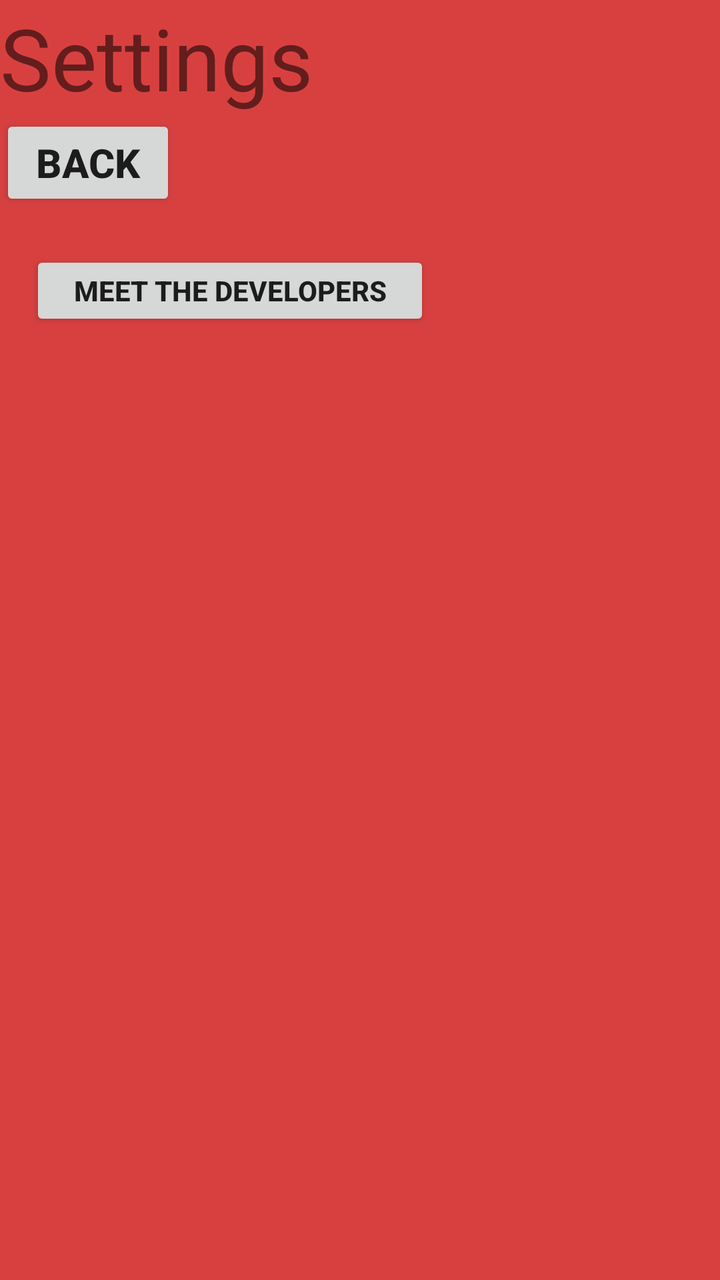
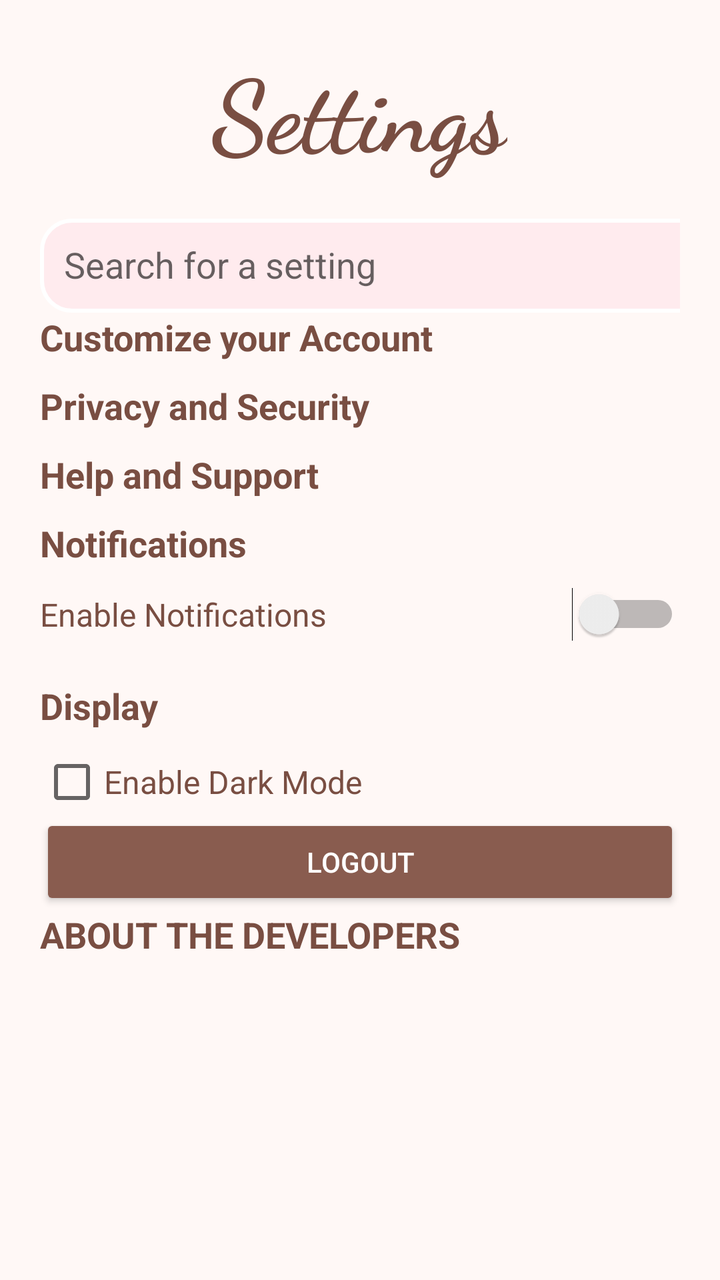

Compare the two renders of this Android layout. The source of the first and the diff that turns it into the second are given below.
<!-- AndroidManifest.xml: application theme Theme.Restotrack -->
<!-- res/layout/activity_setting.xml -->
<?xml version="1.0" encoding="utf-8"?>
<LinearLayout xmlns:android="http://schemas.android.com/apk/res/android"
    xmlns:app="http://schemas.android.com/apk/res-auto"
    xmlns:tools="http://schemas.android.com/tools"
    android:id="@+id/main"
    android:layout_width="match_parent"
    android:layout_height="match_parent"
    android:background="#D84040"
    android:orientation="vertical"
    tools:context=".Setting">

    <TextView
        android:layout_width="wrap_content"
        android:layout_height="wrap_content"
        android:text="Settings"
        android:textSize="43dp" />

    <Button
        android:id="@+id/back_button"
        android:layout_width="wrap_content"
        android:layout_height="wrap_content"
        android:text="Back"
        android:textSize="20dp"
        android:textStyle="bold" />

    <Button
        android:id="@+id/setdev"
        android:layout_width="200dp"
        android:layout_height="40dp"
        android:layout_marginLeft="15dp"
        android:layout_marginTop="20dp"
        android:text="Meet the Developers"
        android:textStyle="bold" />




</LinearLayout>
<!-- resources referenced by this layout -->
<resources>
  <style name="Theme.Restotrack" parent="android:Theme.Material.Light.NoActionBar" />
</resources>

<!-- the commit's change to res/layout/activity_setting.xml (unified diff, before → after) -->
@@ -3,36 +3,134 @@
     xmlns:app="http://schemas.android.com/apk/res-auto"
     xmlns:tools="http://schemas.android.com/tools"
     android:id="@+id/main"
+    tools:context=".SettingsActivity"
     android:layout_width="match_parent"
     android:layout_height="match_parent"
-    android:background="#D84040"
     android:orientation="vertical"
-    tools:context=".Setting">
+    android:padding="20dp"
+    android:background="#fff8f6">
 
     <TextView
         android:layout_width="wrap_content"
         android:layout_height="wrap_content"
+        android:layout_gravity="center_horizontal"
+        android:fontFamily="cursive"
+        android:gravity="center"
+        android:paddingBottom="20dp"
         android:text="Settings"
-        android:textSize="43dp" />
+        android:textColor="#794e42"
+        android:textSize="50sp"
+        android:textStyle="bold"
+        tools:layout_editor_absoluteX="114dp"
+        tools:layout_editor_absoluteY="2dp" />
+
+    <EditText
+        android:id="@+id/editTextEmail"
+        android:layout_width="341dp"
+        android:layout_height="47dp"
+        android:background="@drawable/rounded_button_2"
+        android:hint="Search for a setting"
+        android:inputType="textEmailAddress"
+        android:padding="12dp"
+        android:textColor="#222222"
+        android:textSize="18sp"
+        tools:layout_editor_absoluteX="-2dp"
+        tools:layout_editor_absoluteY="112dp" />
+
+    <TextView
+        android:layout_width="match_parent"
+        android:layout_height="wrap_content"
+        android:paddingBottom="10dp"
+        android:text="Customize your Account"
+        android:textColor="#794e42"
+        android:textSize="18sp"
+        android:textStyle="bold"
+        tools:layout_editor_absoluteX="16dp"
+        tools:layout_editor_absoluteY="179dp" />
+
+    <TextView
+        android:layout_width="match_parent"
+        android:layout_height="wrap_content"
+        android:paddingBottom="10dp"
+        android:text="Privacy and Security"
+        android:textColor="#794e42"
+        android:textSize="18sp"
+        android:textStyle="bold"
+        tools:layout_editor_absoluteX="24dp"
+        tools:layout_editor_absoluteY="226dp" />
+
+    <TextView
+        android:layout_width="match_parent"
+        android:layout_height="wrap_content"
+        android:paddingBottom="10dp"
+        android:text="Help and Support"
+        android:textColor="#794e42"
+        android:textSize="18sp"
+        android:textStyle="bold"
+        tools:layout_editor_absoluteX="20dp"
+        tools:layout_editor_absoluteY="277dp" />
+
+    <TextView
+        android:layout_width="match_parent"
+        android:layout_height="wrap_content"
+        android:paddingBottom="10dp"
+        android:text="Notifications"
+        android:textColor="#794e42"
+        android:textSize="18sp"
+        android:textStyle="bold"
+        tools:layout_editor_absoluteX="24dp"
+        tools:layout_editor_absoluteY="323dp" />
+
+    <Switch
+        android:id="@+id/switch_notifications"
+        android:layout_width="match_parent"
+        android:layout_height="wrap_content"
+        android:text="Enable Notifications"
+        android:textColor="#794e42"
+        android:textSize="16sp"
+        tools:layout_editor_absoluteX="20dp"
+        tools:layout_editor_absoluteY="374dp" />
+
+    <TextView
+        android:layout_width="match_parent"
+        android:layout_height="wrap_content"
+        android:paddingTop="20dp"
+        android:paddingBottom="10dp"
+        android:text="Display"
+        android:textColor="#794e42"
+        android:textSize="18sp"
+        android:textStyle="bold"
+        tools:layout_editor_absoluteX="20dp"
+        tools:layout_editor_absoluteY="414dp" />
+
+    <CheckBox
+        android:id="@+id/checkbox_darkmode"
+        android:layout_width="match_parent"
+        android:layout_height="wrap_content"
+        android:text="Enable Dark Mode"
+        android:textColor="#794e42"
+        android:textSize="16sp"
+        tools:layout_editor_absoluteX="20dp"
+        tools:layout_editor_absoluteY="475dp" />
 
     <Button
-        android:id="@+id/back_button"
-        android:layout_width="wrap_content"
+        android:id="@+id/btnLogout"
+        android:layout_width="match_parent"
         android:layout_height="wrap_content"
-        android:text="Back"
-        android:textSize="20dp"
-        android:textStyle="bold" />
+        android:backgroundTint="#895c4f"
+        android:text="LOGOUT"
+        android:textColor="@android:color/white"
+        tools:layout_editor_absoluteY="623dp"/>
 
-    <Button
-        android:id="@+id/setdev"
-        android:layout_width="200dp"
-        android:layout_height="40dp"
-        android:layout_marginLeft="15dp"
-        android:layout_marginTop="20dp"
-        android:text="Meet the Developers"
-        android:textStyle="bold" />
-
-
-
+    <TextView
+        android:layout_width="match_parent"
+        android:layout_height="wrap_content"
+        android:paddingBottom="10dp"
+        android:text="ABOUT THE DEVELOPERS"
+        android:textColor="#794e42"
+        android:textSize="18sp"
+        android:textStyle="bold"
+        tools:layout_editor_absoluteX="16dp"
+        tools:layout_editor_absoluteY="557dp" />
 
 </LinearLayout>
<!-- resource entries referenced after the edit -->
@@ -1,5 +1,23 @@
 <!-- resources referenced by this layout -->
 <resources>
+  <!-- drawable rounded_button_2 (drawable) -->
+  <?xml version="1.0" encoding="utf-8"?>
+  <shape xmlns:android="http://schemas.android.com/apk/res/android"
+      android:shape="rectangle">
+  
+      
+      <solid android:color="#FFEBEE" />
+  
+      
+      <corners android:radius="15dp" />
+  
+      
+      <stroke android:width="2dp" android:color="#FFFFFF"/>
+  
+      
+      <padding android:left="10dp" android:right="10dp"/>
+  
+  </shape>
   <style name="Theme.Restotrack" parent="android:Theme.Material.Light.NoActionBar" />
 </resources>
 
